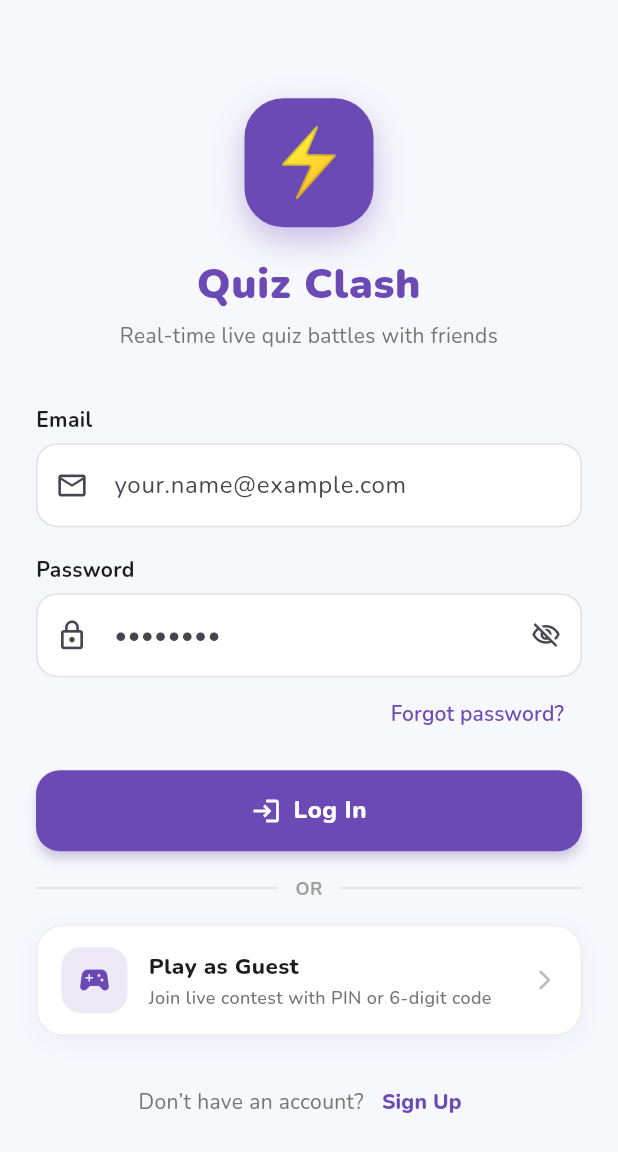
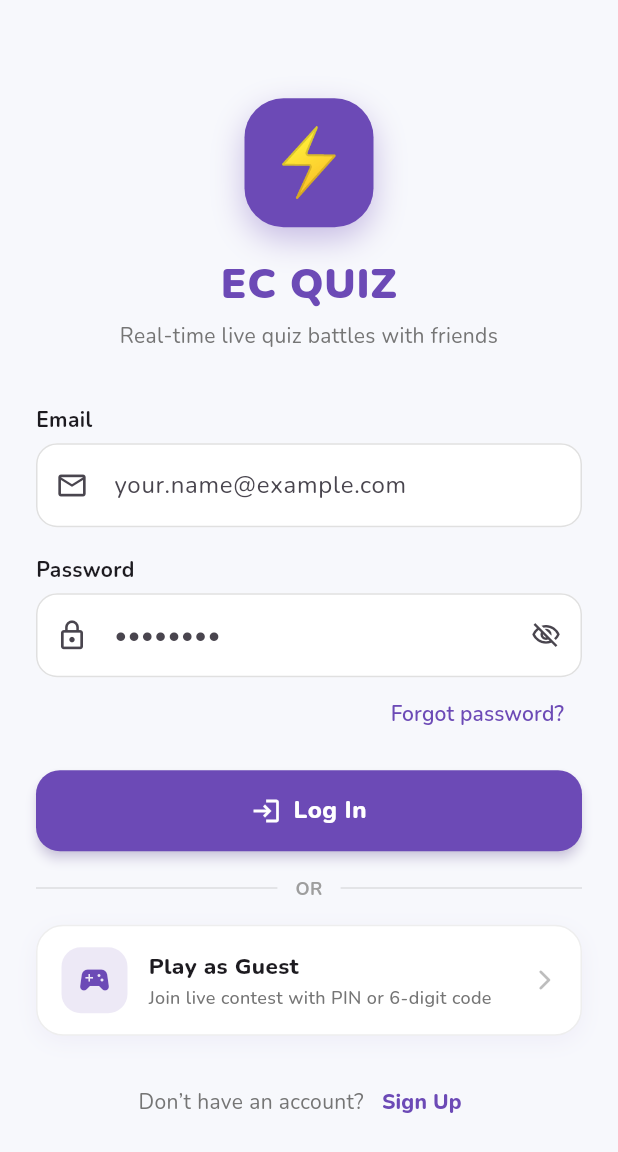
Before and after one commit to exocross-tech/EC-QUIZ, a Flutter app: the screen it shows after launch, on a phone screen of 412 x 824 dp. Shown: the top 1152 px of the screen. Run offline on Flutter 3.47's test engine with Material 3 defaults, Android fonts, the phone set to English and light mode, and no system bars; our stand-ins replace audioplayers, cloud_firestore, firebase_auth, firebase_core, flutter_riverpod, go_router and 4 more; missing offline and left inert: dart:html; accounts and stored records are empty.

Commit message:
chore: rename application to EC QUIZ and update project documentation

```diff
--- a/lib/core/constants/app_constants.dart
+++ b/lib/core/constants/app_constants.dart
@@ -11,7 +11,7 @@ class AvatarPreset {
 }
 
 class AppConstants {
-  static const String appName = 'Quiz Clash';
+  static const String appName = 'EC QUIZ';
   static const String webHostingUrl = 'https://quiz-game-app-3c75d.web.app';
 
   // Base64 & Firestore document limits
--- a/lib/features/home/presentation/home_screen.dart
+++ b/lib/features/home/presentation/home_screen.dart
@@ -32,7 +32,7 @@ class _HomeScreenState extends ConsumerState<HomeScreen> {
       builder: (ctx) => AlertDialog(
         title: Text('$actionTitle Requires Account'),
         content: const Text(
-          'To create custom quizzes, upload questions, and host live game lobbies for other players, please create a free Quiz Clash account or sign in.',
+          'To create custom quizzes, upload questions, and host live game lobbies for other players, please create a free EC QUIZ account or sign in.',
         ),
         actions: [
           TextButton(
@@ -410,7 +410,7 @@ class _HomeScreenState extends ConsumerState<HomeScreen> {
                 crossAxisAlignment: CrossAxisAlignment.start,
                 children: [
                   const Text(
-                    'Welcome to Quiz Clash,',
+                    'Welcome to EC QUIZ,',
                     style: TextStyle(
                       color: Colors.white70,
                       fontSize: 13,
--- a/lib/features/practice/data/sample_quizzes.dart
+++ b/lib/features/practice/data/sample_quizzes.dart
@@ -9,7 +9,7 @@ class SampleQuizzes {
   static final Quiz generalTrivia = Quiz(
     id: 'sample_general_trivia',
     creatorId: 'system',
-    creatorName: 'Quiz Clash Team',
+    creatorName: 'EC QUIZ Team',
     title: 'General Trivia & Wonders',
     description: 'Test your knowledge across science, astronomy, nature, and history!',
     themeColor: 0xFF6C4AB6,
@@ -89,7 +89,7 @@ class SampleQuizzes {
   static final Quiz scienceNature = Quiz(
     id: 'sample_science_nature',
     creatorId: 'system',
-    creatorName: 'Quiz Clash Team',
+    creatorName: 'EC QUIZ Team',
     title: 'Science & Nature Expedition',
     description: 'Explore the elements, biology, temperature, and planetary distances.',
     themeColor: 0xFF00C897,
@@ -144,7 +144,7 @@ class SampleQuizzes {
   static final Quiz techCoding = Quiz(
     id: 'sample_tech_coding',
     creatorId: 'system',
-    creatorName: 'Quiz Clash Team',
+    creatorName: 'EC QUIZ Team',
     title: 'Tech, Code & Digital Bits',
     description: 'A quick speed-run on web protocols, programming keywords, and data units.',
     themeColor: 0xFF2A85FF,
--- a/lib/features/profile/presentation/profile_screen.dart
+++ b/lib/features/profile/presentation/profile_screen.dart
@@ -25,7 +25,7 @@ class ProfileScreen extends ConsumerWidget {
         content: Text(
           isGuest
               ? 'Are you sure you want to exit your guest session? Any temporary nickname will be reset.'
-              : 'Are you sure you want to log out of Quiz Clash?',
+              : 'Are you sure you want to log out of EC QUIZ?',
         ),
         actions: [
           TextButton(
@@ -492,7 +492,7 @@ class ProfileScreen extends ConsumerWidget {
                   ),
                   const SizedBox(height: 14),
                   Text(
-                    'You are playing without a permanent Quiz Clash account. Scores in active live games are saved for that contest, but career stats, trophies, and quiz creation require an account.',
+                    'You are playing without a permanent EC QUIZ account. Scores in active live games are saved for that contest, but career stats, trophies, and quiz creation require an account.',
                     textAlign: TextAlign.center,
                     style: theme.textTheme.bodyMedium?.copyWith(
                       color: theme.colorScheme.onSurfaceVariant,
--- a/tools/generate_audio.dart
+++ b/tools/generate_audio.dart
@@ -2,7 +2,7 @@ import 'dart:io';
 import 'dart:math';
 import 'dart:typed_data';
 
-/// Generates crisp, synthesized WAV sound effects for Quiz Clash.
+/// Generates crisp, synthesized WAV sound effects for EC QUIZ.
 void main() {
   final audioDir = Directory('assets/audio');
   if (!audioDir.existsSync()) {
```
Also changed, not shown: 4 other files.
